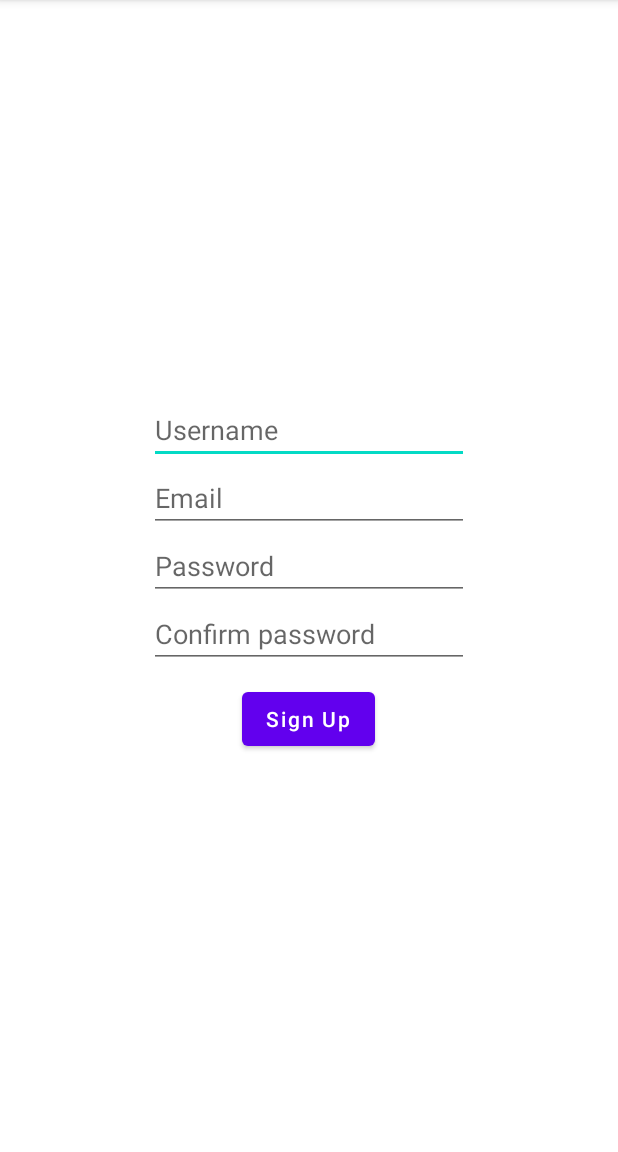
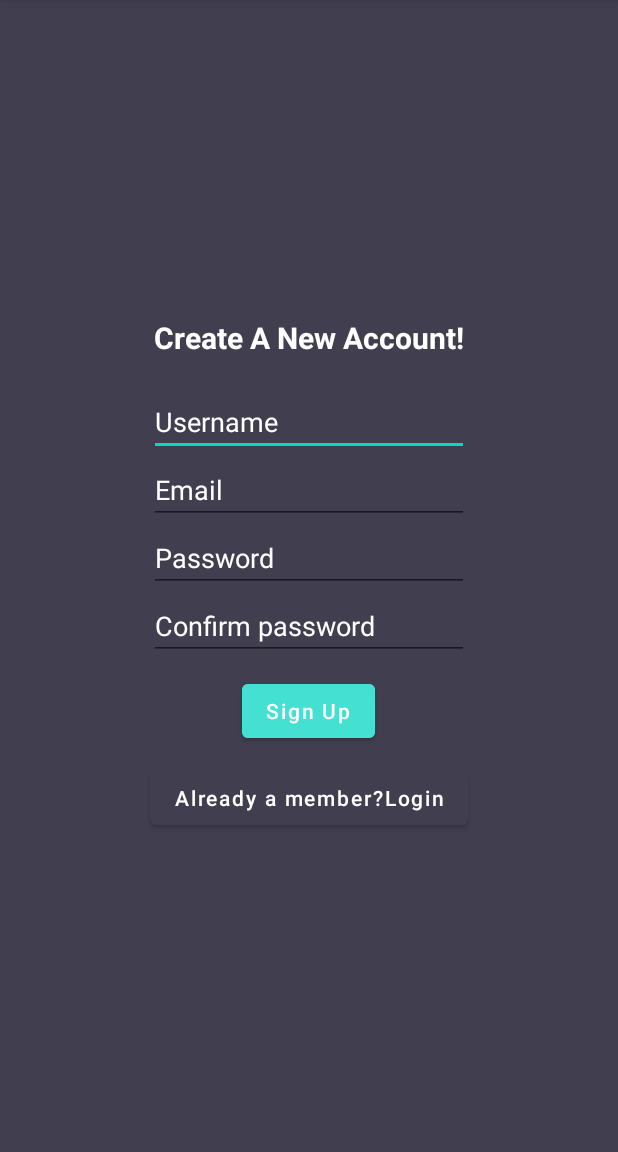
Before and after one commit to aishvary000/Amulet, an Android app: the StudentSignup screen opened directly, with no data from a screen before it, on a phone screen of 412 x 824 dp, the part 84-1236 px from its top. Run offline under Robolectric (Android 15) with nearby library versions, the phone set to English and light mode, and no system bars.

Commit message:
made signup page fancy

```diff
--- a/app/src/main/java/eu/tutorials/evepeeve/StudentSignup.kt
+++ b/app/src/main/java/eu/tutorials/evepeeve/StudentSignup.kt
@@ -2,10 +2,16 @@ package eu.tutorials.evepeeve
 
 import androidx.appcompat.app.AppCompatActivity
 import android.os.Bundle
+import android.widget.Toast
+import kotlinx.android.synthetic.main.activity_student_signup.*
+import android.widget.EditText
 
 class StudentSignup : AppCompatActivity() {
     override fun onCreate(savedInstanceState: Bundle?) {
         super.onCreate(savedInstanceState)
         setContentView(R.layout.activity_student_signup)
+
+
+
     }
 }
--- a/app/src/main/res/layout/activity_student_signup.xml
+++ b/app/src/main/res/layout/activity_student_signup.xml
@@ -7,12 +7,24 @@
     tools:context=".StudentSignup"
     android:orientation="vertical"
     android:gravity="center"
+    android:background="#413E4F"
     >
+
+    <TextView
+        android:layout_width="wrap_content"
+        android:layout_height="wrap_content"
+        android:layout_marginBottom="20dp"
+        android:text="Create A New Account!"
+        android:textColor="@color/white"
+        android:textSize="20dp"
+        android:textStyle="bold" />
+
     <EditText
         android:id="@+id/st_username"
         android:layout_width="wrap_content"
         android:layout_height="wrap_content"
         android:ems="10"
+        android:textColorHint="@color/white"
         android:hint="Username"
         />
     <EditText
@@ -21,12 +33,14 @@
         android:layout_height="wrap_content"
         android:ems="10"
         android:hint="Email"
+        android:textColorHint="@color/white"
         />
     <EditText
         android:id="@+id/st_password"
         android:layout_width="wrap_content"
         android:layout_height="wrap_content"
         android:ems="10"
+        android:textColorHint="@color/white"
         android:hint="Password"
         />
     <EditText
@@ -34,6 +48,7 @@
         android:layout_width="wrap_content"
         android:layout_height="wrap_content"
         android:ems="10"
+        android:textColorHint="@color/white"
         android:hint="Confirm password"
         />
     <Button
@@ -42,7 +57,18 @@
         android:layout_marginTop="10dp"
         android:text="Sign Up"
         android:layout_width="wrap_content"
-        android:layout_height="wrap_content"/>
+        android:layout_height="wrap_content"
+        android:backgroundTint="#44E0D1"/>
+    <Button
+        android:id="@+id/log_in_link"
+        android:textAllCaps="false"
+        android:layout_marginTop="10dp"
+        android:text="Already a member?Login"
+        android:layout_width="wrap_content"
+        android:layout_height="wrap_content"
+        android:backgroundTint="#413E4f"/>
+
+
 
 
 
```
